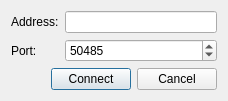
MaxGarden/Scanner3DClient, file Source/Scanner3DClient/GUI/ConnectDialog/UI/ConnectDialog.ui: the form before one commit.
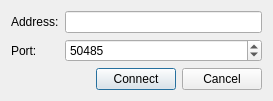
The form after the commit.

Commit message: Fixed geometry of connect dialog.

Diff of the .ui file:
```diff
--- a/Source/Scanner3DClient/GUI/ConnectDialog/UI/ConnectDialog.ui
+++ b/Source/Scanner3DClient/GUI/ConnectDialog/UI/ConnectDialog.ui
@@ -6,8 +6,8 @@
    <rect>
     <x>0</x>
     <y>0</y>
-    <width>228</width>
-    <height>90</height>
+    <width>273</width>
+    <height>101</height>
    </rect>
   </property>
   <property name="windowTitle">
```
